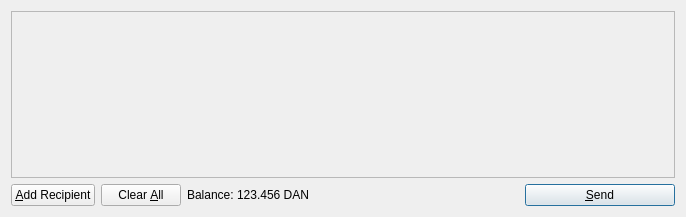
Before: the Qt Designer form src/qt/forms/sendcoinsdialog.ui in thaReal/DannyCoin, drawn with Qt 5.
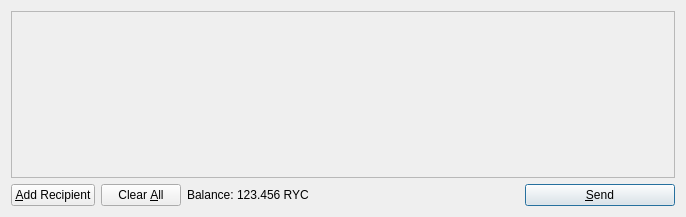
After: the same form once the commit is applied. Icons and pictures are not drawn.

What changed in the file:
```diff
--- a/src/qt/forms/sendcoinsdialog.ui
+++ b/src/qt/forms/sendcoinsdialog.ui
@@ -119,7 +119,7 @@
           <cursorShape>IBeamCursor</cursorShape>
          </property>
          <property name="text">
-          <string>123.456 DAN</string>
+          <string>123.456 RYC</string>
          </property>
          <property name="textInteractionFlags">
           <set>Qt::LinksAccessibleByMouse|Qt::TextSelectableByKeyboard|Qt::TextSelectableByMouse</set>
```
